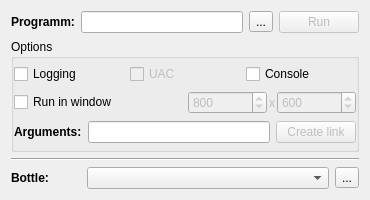
Qt form wbgui.ui (sr-tream/WineBottle) before a commit.
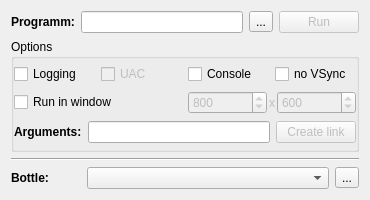
The same form after that commit.

Commit message: added "no VSync" option

Patch:
```diff
--- a/wbgui.ui
+++ b/wbgui.ui
@@ -120,6 +120,13 @@
           </property>
          </widget>
         </item>
+        <item>
+         <widget class="QCheckBox" name="noVSync">
+          <property name="text">
+           <string>no VSync</string>
+          </property>
+         </widget>
+        </item>
        </layout>
       </item>
       <item row="2" column="0">
```
The commit also changes 1 other file.
